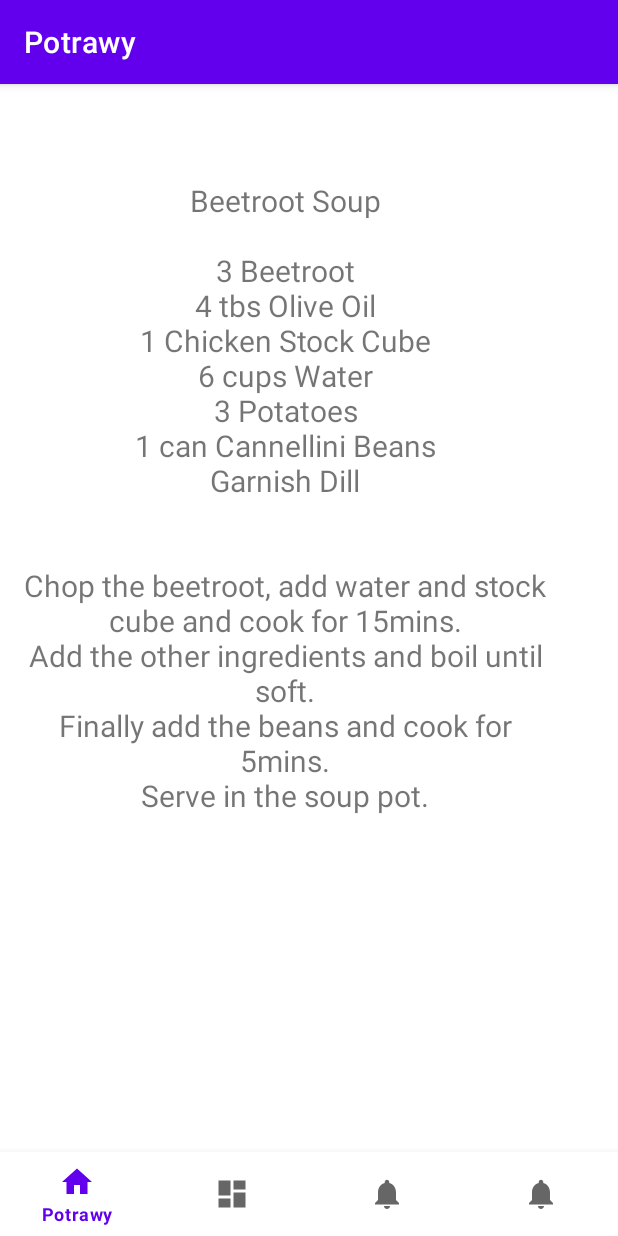
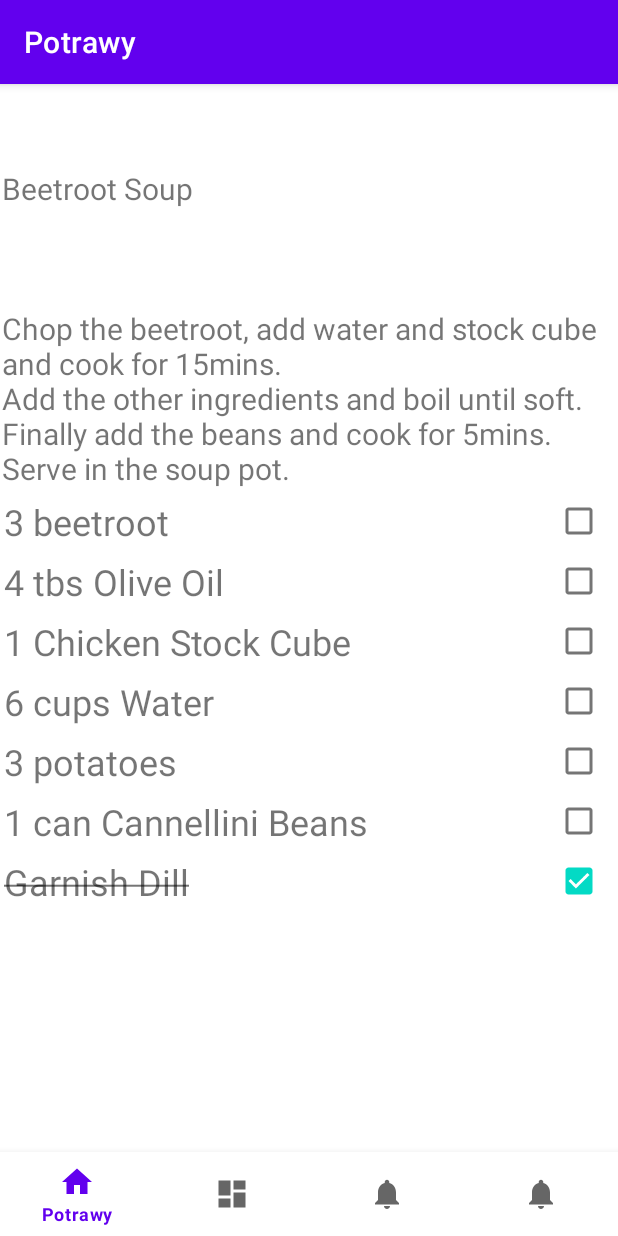
Before and after one commit to damiankreft/PAMO, an Android app: the screen it shows after launch (MainActivity), on a phone screen of 412 x 824 dp. Run offline under Robolectric (Android 15) with nearby library versions, the phone set to English and light mode, and no system bars; our stand-ins replace navigation-ui.

Commit message:
Add ingredients shopping list in Recycler View.

```diff
--- a/Lab2/app/src/main/java/pl/edu/pja/s23447/lab2/ui/dashboard/DashboardFragment.java
+++ b/Lab2/app/src/main/java/pl/edu/pja/s23447/lab2/ui/dashboard/DashboardFragment.java
@@ -24,8 +24,6 @@ public class DashboardFragment extends Fragment {
         binding = FragmentDashboardBinding.inflate(inflater, container, false);
         View root = binding.getRoot();
 
-//        final TextView textView = binding.textDashboard;
-//        dashboardViewModel.getText().observe(getViewLifecycleOwner(), textView::setText);
         return root;
     }
 
--- a/Lab2/app/src/main/java/pl/edu/pja/s23447/lab2/ui/home/HomeFragment.java
+++ b/Lab2/app/src/main/java/pl/edu/pja/s23447/lab2/ui/home/HomeFragment.java
@@ -9,15 +9,21 @@ import android.widget.TextView;
 import androidx.annotation.NonNull;
 import androidx.fragment.app.Fragment;
 import androidx.lifecycle.ViewModelProvider;
+import androidx.recyclerview.widget.LinearLayoutManager;
+import androidx.recyclerview.widget.RecyclerView;
 
+import java.util.ArrayList;
 import java.util.concurrent.ThreadLocalRandom;
 
+import pl.edu.pja.s23447.lab2.R;
 import pl.edu.pja.s23447.lab2.databinding.FragmentHomeBinding;
+import pl.edu.pja.s23447.lab2.ui.recommendations.ShoppingListAdapter;
+import pl.edu.pja.s23447.lab2.ui.recommendations.ShoppingListItem;
 
 public class HomeFragment extends Fragment {
 
     private FragmentHomeBinding binding;
-
+    private ShoppingListAdapter shoppingListAdapter;
     private final String RECIPE_1_NAME = "Lamb Pilaf";
     private final String RECIPE_1_INGREDIENTS = "\n" +
             "2 tbs Butter\n" +
@@ -61,18 +67,44 @@ public class HomeFragment extends Fragment {
         HomeViewModel homeViewModel =
                 new ViewModelProvider(this).get(HomeViewModel.class);
 
+        shoppingListAdapter = new ShoppingListAdapter(new ArrayList<>());
+
         binding = FragmentHomeBinding.inflate(inflater, container, false);
         View root = binding.getRoot();
+
+        var rvTodoItems = (RecyclerView) root.findViewById(R.id.rvTodoItems);
+        rvTodoItems.setAdapter(shoppingListAdapter);
+        rvTodoItems.setLayoutManager(new LinearLayoutManager(binding.getRoot().getContext()));
 
         final TextView textView = binding.textHome;
         int min = 0;
         int max = 1;
         int randomNum = ThreadLocalRandom.current().nextInt(min, max + 1);
         if (randomNum == 1) {
-            binding.textHome.setText(RECIPE_2_NAME + "\n\n" + RECIPE_2_INGREDIENTS + "\n\n" + RECIPE_2_INSTRUCTION);
+            binding.textHome.setText(RECIPE_2_NAME + "\n\n" + "\n\n" + RECIPE_2_INSTRUCTION);
+            var ingredients = new ArrayList<ShoppingListItem>();
+            shoppingListAdapter.addTodo(new ShoppingListItem("3 beetroot", false));
+            shoppingListAdapter.addTodo(new ShoppingListItem("4 tbs Olive Oil", false));
+            shoppingListAdapter.addTodo(new ShoppingListItem("1 Chicken Stock Cube", false));
+            shoppingListAdapter.addTodo(new ShoppingListItem("6 cups Water", false));
+            shoppingListAdapter.addTodo(new ShoppingListItem("3 potatoes", false));
+            shoppingListAdapter.addTodo(new ShoppingListItem("1 can Cannellini Beans", false));
+            shoppingListAdapter.addTodo(new ShoppingListItem("Garnish Dill", true));
+            shoppingListAdapter = new ShoppingListAdapter(ingredients);
+            shoppingListAdapter.notifyDataSetChanged();
         }
         else {
-            binding.textHome.setText(RECIPE_1_NAME + "\n\n" + RECIPE_1_INGREDIENTS + "\n\n" + RECIPE_1_INSTRUCTION);
+            binding.textHome.setText(RECIPE_1_NAME + "\n\n" + "\n\n" + RECIPE_1_INSTRUCTION);
+            var ingredients = new ArrayList<ShoppingListItem>();
+            shoppingListAdapter.addTodo(new ShoppingListItem("2 tbs Butter", false));
+            shoppingListAdapter.addTodo(new ShoppingListItem("1 chopped Onion", false));
+            shoppingListAdapter.addTodo(new ShoppingListItem("450g Lamb", false));
+            shoppingListAdapter.addTodo(new ShoppingListItem("600ml Vegetable Stock", false));
+            shoppingListAdapter.addTodo(new ShoppingListItem("2 cloves Garlic", true));
+            shoppingListAdapter.addTodo(new ShoppingListItem("2 cups Rice", false));
+            shoppingListAdapter.addTodo(new ShoppingListItem("Pinch Saffron", true));
+            shoppingListAdapter.addTodo(new ShoppingListItem("Garnish Parsley", true));
+            shoppingListAdapter = new ShoppingListAdapter(ingredients);
         }
 
         return root;
--- /dev/null
+++ b/Lab2/app/src/main/java/pl/edu/pja/s23447/lab2/ui/recommendations/ShoppingListAdapter.kt
@@ -0,0 +1,68 @@
+package pl.edu.pja.s23447.lab2.ui.recommendations
+
+import android.graphics.Paint
+import android.view.LayoutInflater
+import android.view.View
+import android.view.ViewGroup
+import android.widget.CheckBox
+import android.widget.TextView
+import androidx.recyclerview.widget.RecyclerView
+import pl.edu.pja.s23447.lab2.R
+
+class ShoppingListAdapter(
+    private val shoppingListItems: MutableList<ShoppingListItem>
+) : RecyclerView.Adapter<ShoppingListAdapter.ShoppingListItemViewHolder>() {
+
+    class ShoppingListItemViewHolder(itemView: View) : RecyclerView.ViewHolder(itemView)
+
+    override fun onCreateViewHolder(parent: ViewGroup, viewType: Int): ShoppingListItemViewHolder {
+        return ShoppingListItemViewHolder(
+            LayoutInflater.from(parent.context).inflate(
+                R.layout.item_shopping,
+                parent,
+                false
+            )
+        )
+    }
+
+    fun addTodo(shoppingListItem: ShoppingListItem) {
+        shoppingListItems.add(shoppingListItem)
+        notifyItemInserted(shoppingListItems.size - 1)
+    }
+
+    fun deleteDoneTodos() {
+        shoppingListItems.removeAll { shoppingListItem ->
+            shoppingListItem.isChecked
+        }
+        notifyDataSetChanged()
+    }
+
+    private fun toggleStrikeThrough(tvTodoTitle: TextView, isChecked: Boolean) {
+        if(isChecked) {
+            tvTodoTitle.paintFlags = tvTodoTitle.paintFlags or Paint.STRIKE_THRU_TEXT_FLAG
+        } else {
+            tvTodoTitle.paintFlags = tvTodoTitle.paintFlags and Paint.STRIKE_THRU_TEXT_FLAG.inv()
+        }
+    }
+
+    override fun onBindViewHolder(holder: ShoppingListItemViewHolder, position: Int) {
+        val curTodo = shoppingListItems[position]
+        holder.itemView.apply {
+            val tvTitle = this.findViewById<TextView>(R.id.tvTodoTitle)
+            tvTitle.text = curTodo.title;
+//            tvTodoTitle.text = curTodo.title
+            val cbDone = this.findViewById<CheckBox>(R.id.cbDone);
+            cbDone.isChecked = curTodo.isChecked
+//            cbDone.isChecked = curTodo.isChecked
+            toggleStrikeThrough(tvTitle, curTodo.isChecked)
+            cbDone.setOnCheckedChangeListener { _, isChecked ->
+                toggleStrikeThrough(tvTitle, isChecked)
+                curTodo.isChecked = !curTodo.isChecked
+            }
+        }
+    }
+
+    override fun getItemCount(): Int {
+        return shoppingListItems.size
+    }
+}
--- /dev/null
+++ b/Lab2/app/src/main/java/pl/edu/pja/s23447/lab2/ui/recommendations/ShoppingListItem.kt
@@ -0,0 +1,6 @@
+package pl.edu.pja.s23447.lab2.ui.recommendations
+
+class ShoppingListItem (
+    val title: String,
+    var isChecked: Boolean = false
+)
--- a/Lab2/app/src/main/res/layout/fragment_bmi_chart.xml
+++ b/Lab2/app/src/main/res/layout/fragment_bmi_chart.xml
@@ -6,9 +6,6 @@
     tools:context=".ui.recommendations.BmiChart"
     tools:visibility="visible">
 
-    <!--    <Button-->
-    <!--        android:layout_width="match_parent"-->
-    <!--        android:layout_height="match_parent" android:background="@color/material_dynamic_secondary70"/>-->
     <WebView
         android:id="@+id/webView"
         android:layout_width="match_parent"
--- a/Lab2/app/src/main/res/layout/fragment_home.xml
+++ b/Lab2/app/src/main/res/layout/fragment_home.xml
@@ -6,26 +6,23 @@
     android:layout_height="match_parent"
     tools:context=".ui.home.HomeFragment">
 
-    <ScrollView
-        android:layout_width="match_parent"
-        android:layout_height="match_parent"
-        android:layout_marginBottom="100dp"
+    <androidx.recyclerview.widget.RecyclerView
+        android:id="@+id/rvTodoItems"
+        android:layout_width="407dp"
+        android:layout_height="306dp"
+        android:layout_marginTop="1dp"
         app:layout_constraintBottom_toBottomOf="parent"
         app:layout_constraintEnd_toEndOf="parent"
-        app:layout_constraintStart_toStartOf="parent">
+        app:layout_constraintStart_toStartOf="parent"
+        app:layout_constraintTop_toBottomOf="@+id/text_home"
+        app:layout_constraintVertical_bias="0.0" />
 
     <TextView
         android:id="@+id/text_home"
-            android:layout_width="match_parent"
-            android:layout_height="match_parent"
-            android:layout_marginStart="8dp"
-            android:layout_marginTop="8dp"
-            android:layout_marginEnd="40dp"
-            android:textAlignment="center"
+        android:layout_width="409dp"
+        android:layout_height="wrap_content"
         android:textSize="20sp"
-            app:layout_constraintBottom_toBottomOf="parent"
         app:layout_constraintEnd_toEndOf="parent"
         app:layout_constraintStart_toStartOf="parent"
         app:layout_constraintTop_toTopOf="parent" />
-    </ScrollView>
 </androidx.constraintlayout.widget.ConstraintLayout>
--- /dev/null
+++ b/Lab2/app/src/main/res/layout/item_shopping.xml
@@ -0,0 +1,26 @@
+<?xml version="1.0" encoding="utf-8"?>
+<androidx.constraintlayout.widget.ConstraintLayout
+    xmlns:android="http://schemas.android.com/apk/res/android"
+    xmlns:app="http://schemas.android.com/apk/res-auto"
+    android:layout_width="match_parent"
+    android:layout_height="40dp">
+
+    <TextView
+        android:id="@+id/tvTodoTitle"
+        android:layout_width="0dp"
+        android:layout_height="wrap_content"
+        android:text="Example"
+        android:textSize="24sp"
+        app:layout_constraintBottom_toBottomOf="parent"
+        app:layout_constraintEnd_toStartOf="@+id/cbDone"
+        app:layout_constraintStart_toStartOf="parent"
+        app:layout_constraintTop_toTopOf="parent" />
+
+    <CheckBox
+        android:id="@+id/cbDone"
+        android:layout_width="wrap_content"
+        android:layout_height="wrap_content"
+        app:layout_constraintBottom_toBottomOf="parent"
+        app:layout_constraintEnd_toEndOf="parent"
+        app:layout_constraintTop_toTopOf="parent" />
+</androidx.constraintlayout.widget.ConstraintLayout>
```
Lines whose indentation alone changed are shown as unchanged.
